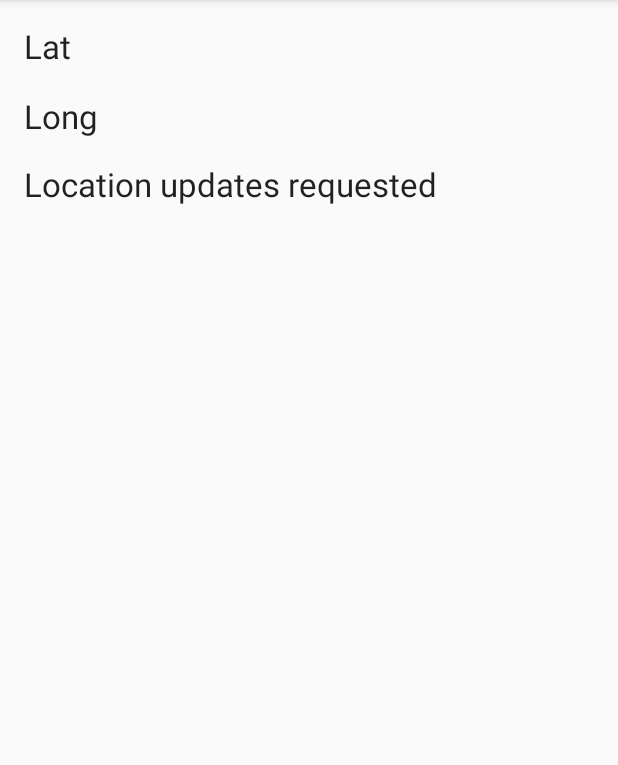
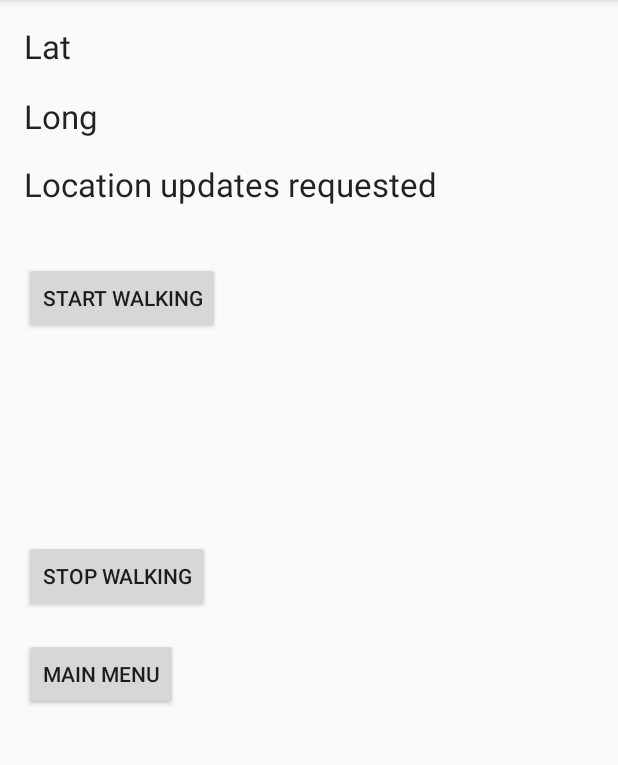
Before and after one commit to kalebingerick/SpinCycle356, an Android app: the GPS_Display screen opened directly, with no data from a screen before it, on a phone screen of 412 x 824 dp, the part 84-849 px from its top. Run offline under Robolectric (Android 15) with nearby library versions, the phone set to English and light mode, and no system bars.

Commit message:
Pseudo code to plan out score calculation. Added a back to main menu button on the GPS activity since the Android back button won't necessarily do that anymore now that we've got some more buttons.

```diff
--- a/app/src/main/java/com/example/zach/spincycle/GPS_Display.java
+++ b/app/src/main/java/com/example/zach/spincycle/GPS_Display.java
@@ -2,6 +2,7 @@ package com.example.zach.spincycle;
 
 import android.Manifest;
 import android.content.Context;
+import android.content.Intent;
 import android.content.pm.PackageManager;
 import android.location.Location;
 import android.location.LocationListener;
@@ -57,6 +58,7 @@ public class GPS_Display extends AppCompatActivity implements LocationListener {
     protected void onCreate(Bundle savedInstanceState) {
         super.onCreate(savedInstanceState);
         setContentView(R.layout.activity_gps__display);
+        setButtons();
         lat = (TextView) findViewById(R.id.lat);
         lon = (TextView) findViewById(R.id.lon);
         status = (TextView) findViewById(R.id.status);
@@ -99,4 +101,48 @@ public class GPS_Display extends AppCompatActivity implements LocationListener {
             status.setText("GPS_PROVIDER is not enabled!");
         }
     }
+
+    private void setButtons() {
+        setStartButton();
+        setStopButton();
+        setMainMenuButton();
+    }
+
+    /**
+     * Store the user's movement
+     */
+    private void setStartButton() {
+        /**Pseudo-code
+        1) Get initial lat/long (try, catch (can't get vals --> tell user to go outside or something)
+        2) onLocationChanged, or at every x interval of time, store user's new locations
+         */
+    }
+
+    /**
+     * This is where we'll calculate the score
+     */
+    private void setStopButton() {
+        /**Pseudo-code
+         1) for lat/lon in lat/long array from setStartButton, compare score to ideal lat/long,
+         change score accordingly (e.g., start score @ 100, for every x std. dev., subtract (y /
+         number of lat/long values from user's movement) from score
+
+         TODO: How to get ideal endpoint? Once we have it, algorithm to get ideal midpoints (as a
+         function of the number of lat/long pairs collected while user was walking) should be simple.
+         Will compare each "ideal" midpoint to each actual midpoint to calculate std. dev./how much
+         to subtract from starting score (100).
+         */
+    }
+
+    private void setMainMenuButton() {
+        Button backButton = (Button) findViewById(R.id.back);
+        backButton.setOnClickListener(new View.OnClickListener() {
+            @Override
+            public void onClick(View v) {
+                Intent intent = new Intent(GPS_Display.this, MainActivity.class);
+                startActivity(intent);
+            }
+        });
+    }
+
 }
--- a/app/src/main/res/layout/activity_gps__display.xml
+++ b/app/src/main/res/layout/activity_gps__display.xml
@@ -42,4 +42,39 @@
         android:id="@+id/status"
         android:textAppearance="@style/TextAppearance.AppCompat.Large" />
 
+    <Button
+        android:id="@+id/start"
+        android:layout_width="wrap_content"
+        android:layout_height="wrap_content"
+        android:text="Start Walking"
+        android:layout_below="@+id/status"
+        android:layout_alignParentLeft="true"
+        android:layout_alignParentStart="true"
+        android:layout_marginTop="37dp">
+        <requestFocus/>
+    </Button>
+
+    <Button
+        android:id="@+id/stop"
+        android:layout_width="wrap_content"
+        android:layout_height="wrap_content"
+        android:text="Stop Walking"
+        android:layout_centerVertical="true"
+        android:layout_alignParentLeft="true"
+        android:layout_alignParentStart="true">
+        <requestFocus/>
+    </Button>
+
+    <Button
+        android:id="@+id/back"
+        android:layout_width="wrap_content"
+        android:layout_height="wrap_content"
+        android:text="Main Menu"
+        android:layout_marginTop="17dp"
+        android:layout_below="@+id/stop"
+        android:layout_alignParentLeft="true"
+        android:layout_alignParentStart="true">
+        <requestFocus/>
+    </Button>
+
 </RelativeLayout>
```
